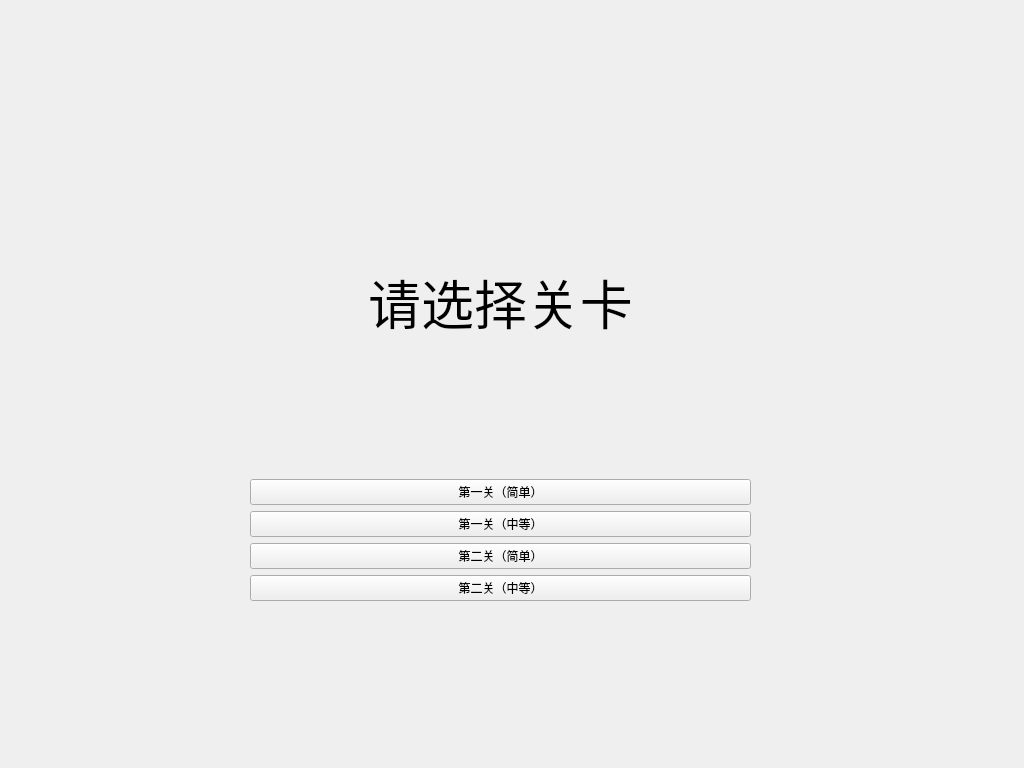
First picture: the form in levelselection.ui, repository adfwer233/AStrangeGame, before the edit.
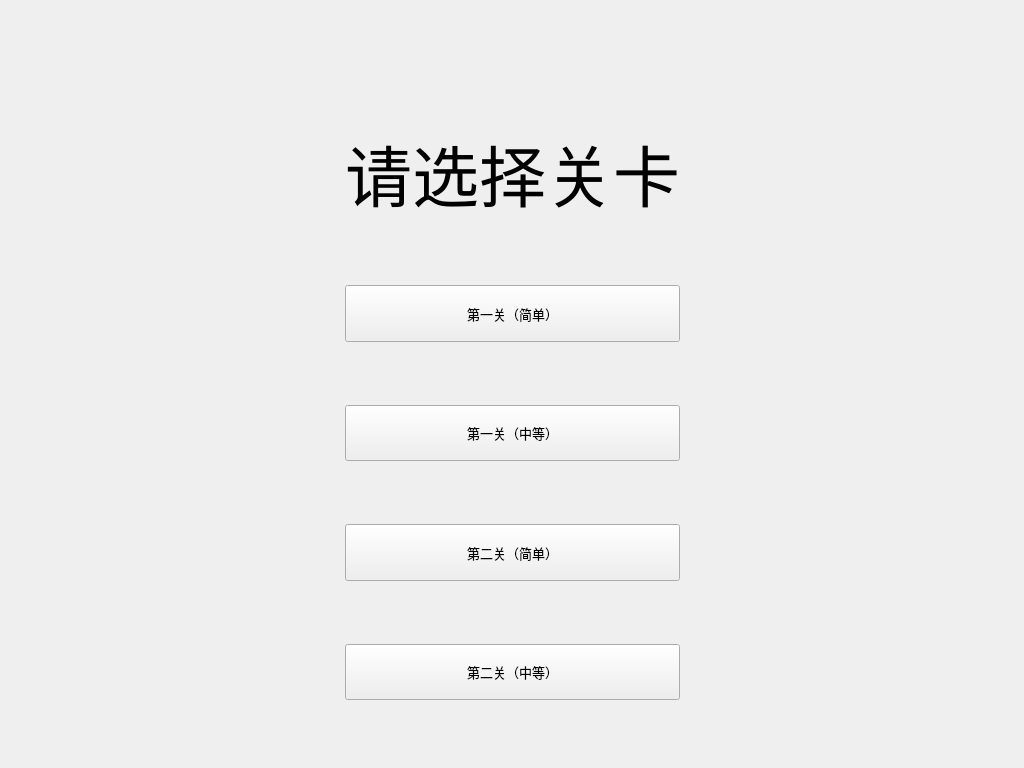
Second picture: the form after the edit.

Commit message: update font and tiny ui change

Patch:
```diff
--- a/levelselection.ui
+++ b/levelselection.ui
@@ -13,22 +13,19 @@
   <property name="windowTitle">
    <string>Form</string>
   </property>
-  <widget class="QWidget" name="">
-   <property name="geometry">
-    <rect>
-     <x>250</x>
-     <y>130</y>
-     <width>501</width>
-     <height>471</height>
-    </rect>
-   </property>
-   <layout class="QVBoxLayout" name="verticalLayout_2">
-    <item>
+  <layout class="QGridLayout" name="gridLayout">
+   <item row="2" column="1">
      <widget class="QLabel" name="label">
+     <property name="sizePolicy">
+      <sizepolicy hsizetype="Expanding" vsizetype="Expanding">
+       <horstretch>0</horstretch>
+       <verstretch>0</verstretch>
+      </sizepolicy>
+     </property>
       <property name="font">
        <font>
         <family>华光淡古印_CNKI</family>
-        <pointsize>40</pointsize>
+       <pointsize>50</pointsize>
        </font>
       </property>
       <property name="text">
@@ -39,40 +36,196 @@
       </property>
      </widget>
     </item>
-    <item>
-     <layout class="QVBoxLayout" name="verticalLayout">
-      <item>
-       <widget class="QPushButton" name="levelOneButton">
-        <property name="text">
-         <string>第一关（简单）</string>
-        </property>
-       </widget>
-      </item>
-      <item>
-       <widget class="QPushButton" name="levelOneButton_ad">
-        <property name="text">
-         <string>第一关（中等）</string>
-        </property>
-       </widget>
-      </item>
-      <item>
+   <item row="5" column="1">
+    <spacer name="verticalSpacer">
+     <property name="orientation">
+      <enum>Qt::Vertical</enum>
+     </property>
+     <property name="sizeHint" stdset="0">
+      <size>
+       <width>20</width>
+       <height>40</height>
+      </size>
+     </property>
+    </spacer>
+   </item>
+   <item row="5" column="0">
+    <spacer name="horizontalSpacer">
+     <property name="orientation">
+      <enum>Qt::Horizontal</enum>
+     </property>
+     <property name="sizeHint" stdset="0">
+      <size>
+       <width>40</width>
+       <height>20</height>
+      </size>
+     </property>
+    </spacer>
+   </item>
+   <item row="8" column="1">
        <widget class="QPushButton" name="levelTwoButton">
+     <property name="sizePolicy">
+      <sizepolicy hsizetype="Expanding" vsizetype="Expanding">
+       <horstretch>0</horstretch>
+       <verstretch>0</verstretch>
+      </sizepolicy>
+     </property>
+     <property name="font">
+      <font>
+       <pointsize>10</pointsize>
+      </font>
+     </property>
         <property name="text">
          <string>第二关（简单）</string>
         </property>
        </widget>
       </item>
-      <item>
+   <item row="7" column="1">
+    <spacer name="verticalSpacer_2">
+     <property name="orientation">
+      <enum>Qt::Vertical</enum>
+     </property>
+     <property name="sizeHint" stdset="0">
+      <size>
+       <width>20</width>
+       <height>40</height>
+      </size>
+     </property>
+    </spacer>
+   </item>
+   <item row="11" column="1">
+    <spacer name="verticalSpacer_4">
+     <property name="orientation">
+      <enum>Qt::Vertical</enum>
+     </property>
+     <property name="sizeHint" stdset="0">
+      <size>
+       <width>20</width>
+       <height>40</height>
+      </size>
+     </property>
+    </spacer>
+   </item>
+   <item row="5" column="2">
+    <spacer name="horizontalSpacer_2">
+     <property name="orientation">
+      <enum>Qt::Horizontal</enum>
+     </property>
+     <property name="sizeHint" stdset="0">
+      <size>
+       <width>40</width>
+       <height>20</height>
+      </size>
+     </property>
+    </spacer>
+   </item>
+   <item row="6" column="1">
+    <widget class="QPushButton" name="levelOneButton_ad">
+     <property name="sizePolicy">
+      <sizepolicy hsizetype="Expanding" vsizetype="Expanding">
+       <horstretch>0</horstretch>
+       <verstretch>0</verstretch>
+      </sizepolicy>
+     </property>
+     <property name="font">
+      <font>
+       <pointsize>10</pointsize>
+      </font>
+     </property>
+     <property name="text">
+      <string>第一关（中等）</string>
+     </property>
+    </widget>
+   </item>
+   <item row="1" column="1">
+    <spacer name="verticalSpacer_5">
+     <property name="orientation">
+      <enum>Qt::Vertical</enum>
+     </property>
+     <property name="sizeHint" stdset="0">
+      <size>
+       <width>20</width>
+       <height>40</height>
+      </size>
+     </property>
+    </spacer>
+   </item>
+   <item row="4" column="1">
+    <widget class="QPushButton" name="levelOneButton">
+     <property name="sizePolicy">
+      <sizepolicy hsizetype="Expanding" vsizetype="Expanding">
+       <horstretch>0</horstretch>
+       <verstretch>0</verstretch>
+      </sizepolicy>
+     </property>
+     <property name="font">
+      <font>
+       <pointsize>10</pointsize>
+      </font>
+     </property>
+     <property name="text">
+      <string>第一关（简单）</string>
+     </property>
+    </widget>
+   </item>
+   <item row="10" column="1">
        <widget class="QPushButton" name="levelTwoButton_ad">
+     <property name="sizePolicy">
+      <sizepolicy hsizetype="Expanding" vsizetype="Expanding">
+       <horstretch>0</horstretch>
+       <verstretch>0</verstretch>
+      </sizepolicy>
+     </property>
+     <property name="font">
+      <font>
+       <pointsize>10</pointsize>
+      </font>
+     </property>
         <property name="text">
          <string>第二关（中等）</string>
         </property>
        </widget>
       </item>
-     </layout>
-    </item>
-   </layout>
-  </widget>
+   <item row="9" column="1">
+    <spacer name="verticalSpacer_3">
+     <property name="orientation">
+      <enum>Qt::Vertical</enum>
+     </property>
+     <property name="sizeHint" stdset="0">
+      <size>
+       <width>20</width>
+       <height>40</height>
+      </size>
+     </property>
+    </spacer>
+   </item>
+   <item row="3" column="1">
+    <spacer name="verticalSpacer_6">
+     <property name="orientation">
+      <enum>Qt::Vertical</enum>
+     </property>
+     <property name="sizeHint" stdset="0">
+      <size>
+       <width>20</width>
+       <height>40</height>
+      </size>
+     </property>
+    </spacer>
+   </item>
+   <item row="0" column="1">
+    <spacer name="verticalSpacer_7">
+     <property name="orientation">
+      <enum>Qt::Vertical</enum>
+     </property>
+     <property name="sizeHint" stdset="0">
+      <size>
+       <width>20</width>
+       <height>40</height>
+      </size>
+     </property>
+    </spacer>
+   </item>
+  </layout>
  </widget>
  <resources/>
  <connections/>
```
Lines whose indentation alone changed are shown as unchanged. The commit also changes 10 other files.
